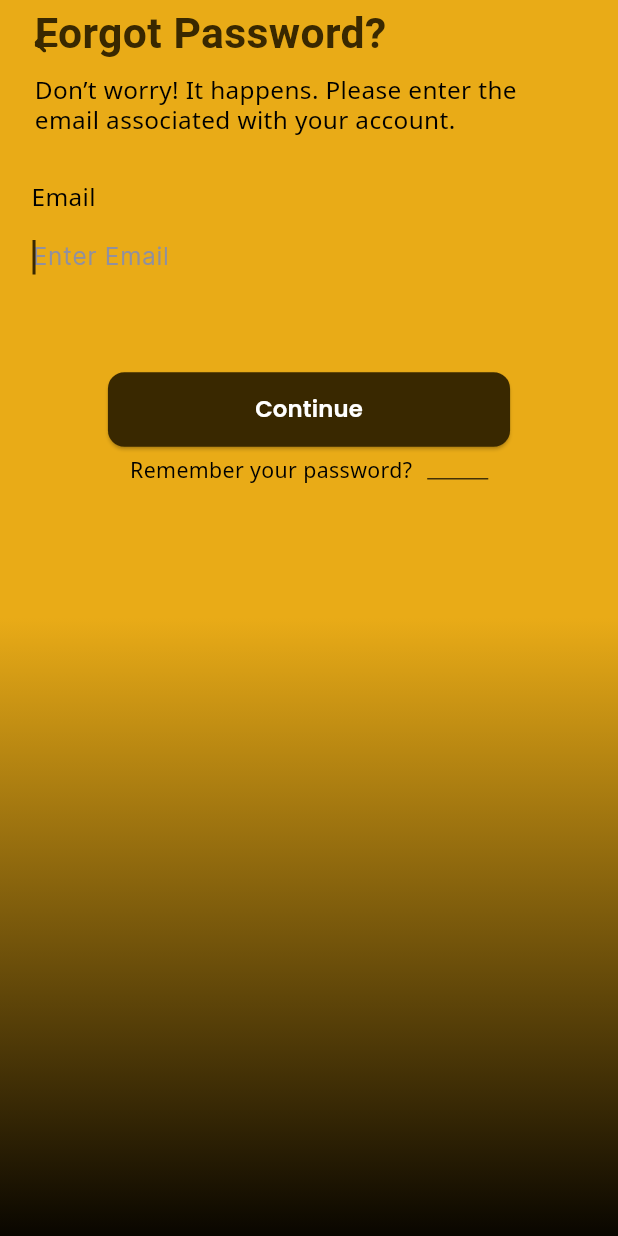
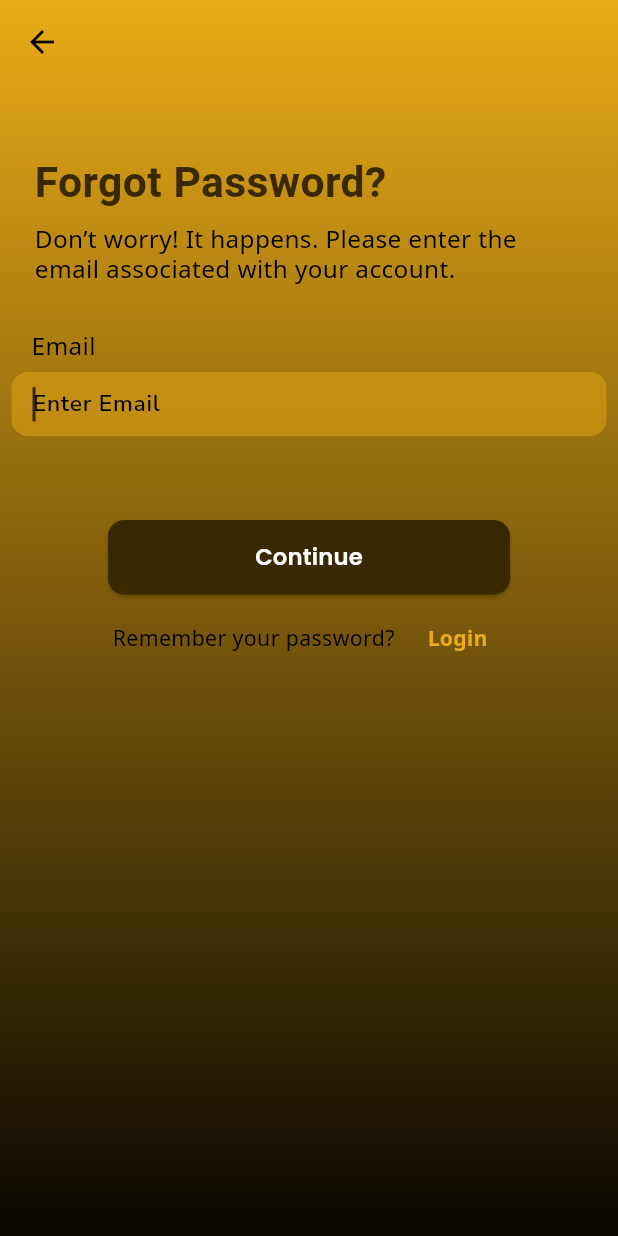
Before and after one commit to faheemabbas766/wallet_wise-v1.0.1, a Flutter app: the ForgotPasswordScreen screen opened by its route, on a phone screen of 412 x 824 dp. Run offline on Flutter 3.47's test engine with Material 3 defaults, Android fonts, the phone set to English and light mode, and no system bars; our stand-ins replace cached_network_image, carousel_slider, connectivity_plus, dotted_border, flutter_svg, flutter_svg_provider and 4 more; accounts and stored records are empty; Roboto replaces fonts that are missing (Noto Sans Javanese); project files that could hold a hidden picture were left out.

Commit message:
screens update 1:22PM

```diff
--- a/lib/presentation/forgot_password_screen/forgot_password_screen.dart
+++ b/lib/presentation/forgot_password_screen/forgot_password_screen.dart
@@ -2,7 +2,6 @@ import 'package:wallet_wise/widgets/app_bar/custom_app_bar.dart';
 import 'package:wallet_wise/core/utils/validation_functions.dart';
 import 'package:wallet_wise/widgets/custom_text_form_field.dart';
 import 'package:wallet_wise/widgets/custom_elevated_button.dart';
-import 'models/forgot_password_model.dart';
 import 'package:flutter/material.dart';
 import 'package:wallet_wise/core/app_export.dart';
 import 'provider/forgot_password_provider.dart';
@@ -38,14 +37,16 @@ class ForgotPasswordScreenState extends State<ForgotPasswordScreen> {
         extendBody: true,
         extendBodyBehindAppBar: true,
         resizeToAvoidBottomInset: false,
-        appBar: _buildAppBar(context),
+        appBar: AppBar(
+          backgroundColor:Colors.transparent,
+        ),
         body: Container(
           width: SizeUtils.width,
           height: SizeUtils.height,
           decoration: BoxDecoration(
             gradient: LinearGradient(
-              begin: Alignment(0.5, 0),
-              end: Alignment(0.5, 1),
+              begin: Alignment.topCenter,
+              end: Alignment.bottomCenter,
               colors: [
                 appTheme.yellow800,
                 theme.colorScheme.onErrorContainer,
@@ -62,7 +63,7 @@ class ForgotPasswordScreenState extends State<ForgotPasswordScreen> {
                 width: double.maxFinite,
                 padding: EdgeInsets.symmetric(
                   horizontal: 7.h,
-                  vertical: 2.v,
+                  vertical: 100.v,
                 ),
                 child: Column(
                   crossAxisAlignment: CrossAxisAlignment.start,
@@ -113,6 +114,7 @@ class ForgotPasswordScreenState extends State<ForgotPasswordScreen> {
                         return CustomTextFormField(
                           controller: emailController,
                           hintText: "lbl_enter_email".tr,
+                          hintStyle: TextStyle(color: Colors.black),
                           textInputAction: TextInputAction.done,
                           textInputType: TextInputType.emailAddress,
                           validator: (value) {
@@ -123,12 +125,15 @@ class ForgotPasswordScreenState extends State<ForgotPasswordScreen> {
                             return null;
                           },
                           borderDecoration: TextFormFieldStyleHelper.fillYellow,
-                          fillColor: appTheme.yellow800.withOpacity(0.57),
+                          fillColor: appTheme.yellow800.withOpacity(0.47),
                         );
                       },
                     ),
                     SizedBox(height: 55.v),
                     CustomElevatedButton(
+                      onPressed: (){
+                        Navigator.of(context).pushNamed(AppRoutes.emailSentScreen);
+                      },
                       height: 49.v,
                       width: 244.h,
                       text: "lbl_continue".tr,
@@ -153,13 +158,15 @@ class ForgotPasswordScreenState extends State<ForgotPasswordScreen> {
                           ),
                           Padding(
                             padding: EdgeInsets.only(left: 9.h),
-                            child: Text(
-                              "lbl_login".tr,
-                              style: CustomTextStyles
-                                  .titleSmallNotoSansYellow800SemiBold
-                                  .copyWith(
-                                decoration: TextDecoration.underline,
-                              ),
+                            child: TextButton(
+
+                              onPressed: (){
+                                Navigator.of(context).pushNamed(AppRoutes.loginScreen);
+                              },
+                              child: Text(
+                                "lbl_login".tr,
+                                style: CustomTextStyles
+                                    .titleSmallNotoSansYellow800SemiBold),
                             ),
                           ),
                         ],
@@ -175,38 +182,4 @@ class ForgotPasswordScreenState extends State<ForgotPasswordScreen> {
       ),
     );
   }
-
-  /// Section Widget
-  PreferredSizeWidget _buildAppBar(BuildContext context) {
-    return CustomAppBar(
-      leadingWidth: double.maxFinite,
-      leading: Container(
-        height: 14.adaptSize,
-        width: 14.adaptSize,
-        margin: EdgeInsets.fromLTRB(21.h, 21.v, 340.h, 21.v),
-        child: Stack(
-          alignment: Alignment.centerLeft,
-          children: [
-            CustomImageView(
-              imagePath: ImageConstant.imgVectorPrimary,
-              height: 3.v,
-              width: 14.h,
-              alignment: Alignment.bottomCenter,
-              margin: EdgeInsets.only(
-                top: 7.v,
-                bottom: 4.v,
-              ),
-            ),
-            CustomImageView(
-              imagePath: ImageConstant.imgVectorPrimary14x7,
-              height: 14.v,
-              width: 7.h,
-              alignment: Alignment.centerLeft,
-              margin: EdgeInsets.only(right: 7.h),
-            ),
-          ],
-        ),
-      ),
-    );
-  }
 }
--- a/lib/presentation/homepage_two_screen/homepage_two_screen.dart
+++ b/lib/presentation/homepage_two_screen/homepage_two_screen.dart
@@ -6,7 +6,6 @@ import 'package:wallet_wise/widgets/app_bar/appbar_trailing_iconbutton.dart';
 import 'package:wallet_wise/widgets/custom_elevated_button.dart';
 import 'widgets/homepagetwo_item_widget.dart';
 import 'models/homepagetwo_item_model.dart';
-import 'models/homepage_two_model.dart';
 import 'package:wallet_wise/widgets/custom_bottom_app_bar.dart';
 import 'package:wallet_wise/widgets/custom_floating_button.dart';
 import 'package:flutter_svg_provider/flutter_svg_provider.dart' as fs;
--- a/lib/presentation/onboardingone_screen/onboardingone_screen.dart
+++ b/lib/presentation/onboardingone_screen/onboardingone_screen.dart
@@ -144,7 +144,7 @@ class OnboardingoneScreenState extends State<OnboardingoneScreen> {
           SizedBox(height: 33.v),
           CustomElevatedButton(
             onPressed: (){
-            Navigator.of(context).pushReplacementNamed(AppRoutes.signupScreen);
+            Navigator.of(context).pushNamed(AppRoutes.signupScreen);
           },
             text: "lbl_sign_up".tr,
             margin: EdgeInsets.only(left: 8.h),
--- a/lib/presentation/onboardingthree_screen/onboardingthree_screen.dart
+++ b/lib/presentation/onboardingthree_screen/onboardingthree_screen.dart
@@ -78,12 +78,15 @@ class OnboardingthreeScreenState extends State<OnboardingthreeScreen> {
                       margin: EdgeInsets.only(left: 8.h),
                       buttonStyle: CustomButtonStyles.outlineLime,
                       onPressed: (){
-                        Navigator.of(context).pushReplacementNamed(AppRoutes.signupScreen);
+                        Navigator.of(context).pushNamed(AppRoutes.signupScreen);
                       },
                     ),
                     SizedBox(height: 16.v),
                     CustomElevatedButton(
                       text: "lbl_login".tr,
+                      onPressed: (){
+                        Navigator.of(context).pushNamed(AppRoutes.loginScreen);
+                      },
                       margin: EdgeInsets.only(left: 8.h),
                       buttonStyle: CustomButtonStyles.fillLime,
                       buttonTextStyle: CustomTextStyles.titleMediumYellow800,
--- a/lib/presentation/onboardingtwo_screen/onboardingtwo_screen.dart
+++ b/lib/presentation/onboardingtwo_screen/onboardingtwo_screen.dart
@@ -75,7 +75,7 @@ class OnboardingtwoScreenState extends State<OnboardingtwoScreen> {
                     SizedBox(height: 33.v),
                     CustomElevatedButton(
                       onPressed: (){
-                        Navigator.of(context).pushReplacementNamed(AppRoutes.signupScreen);
+                        Navigator.of(context).pushNamed(AppRoutes.signupScreen);
                       },
                       text: "lbl_sign_up".tr,
                       margin: EdgeInsets.only(left: 8.h),
@@ -84,6 +84,9 @@ class OnboardingtwoScreenState extends State<OnboardingtwoScreen> {
                     SizedBox(height: 16.v),
                     CustomElevatedButton(
                       text: "lbl_login".tr,
+                      onPressed: (){
+                        Navigator.of(context).pushNamed(AppRoutes.loginScreen);
+                      },
                       margin: EdgeInsets.only(left: 8.h),
                       buttonStyle: CustomButtonStyles.fillLime,
                       buttonTextStyle: CustomTextStyles.titleMediumYellow800,
```
Also changed, not shown: lib/presentation/email_sent_screen/email_sent_screen.dart (+11 -5 lines), lib/presentation/login_screen/login_screen.dart (+14 -6 lines), lib/presentation/reset_password_screen/reset_password_screen.dart (+15 -10 lines), lib/presentation/signup_screen/signup_screen.dart (+19 -19 lines).
